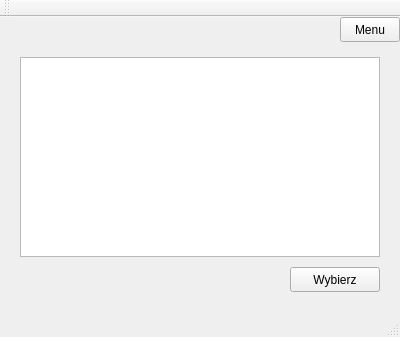
Qt form src/frontend/mainwindow.ui (DominikaHoszowska/fiszki_qt) before a commit.
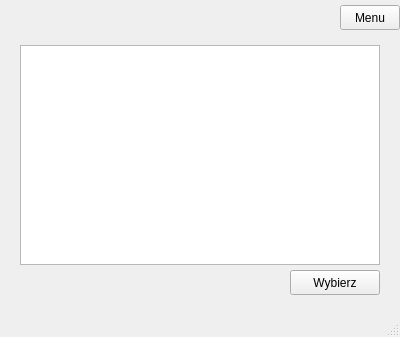
The same form after that commit. The open tabs and pages were chosen to show the change.

What changed in the file:
```diff
--- a/src/frontend/mainwindow.ui
+++ b/src/frontend/mainwindow.ui
@@ -333,7 +333,7 @@
       <property name="geometry">
        <rect>
         <x>340</x>
-        <y>0</y>
+        <y>5</y>
         <width>60</width>
         <height>25</height>
        </rect>
@@ -346,9 +346,9 @@
       <property name="geometry">
        <rect>
         <x>20</x>
-        <y>40</y>
+        <y>45</y>
         <width>360</width>
-        <height>200</height>
+        <height>220</height>
        </rect>
       </property>
       <property name="modelColumn">
@@ -362,7 +362,7 @@
       <property name="geometry">
        <rect>
         <x>290</x>
-        <y>250</y>
+        <y>270</y>
         <width>90</width>
         <height>25</height>
        </rect>
@@ -384,14 +384,6 @@
     </rect>
    </property>
   </widget>
-  <widget class="QToolBar" name="mainToolBar">
-   <attribute name="toolBarArea">
-    <enum>TopToolBarArea</enum>
-   </attribute>
-   <attribute name="toolBarBreak">
-    <bool>false</bool>
-   </attribute>
-  </widget>
   <widget class="QStatusBar" name="statusBar"/>
  </widget>
  <layoutdefault spacing="6" margin="11"/>
```
Left out of the diff: 4 changed lines with no effect on the pictures.
